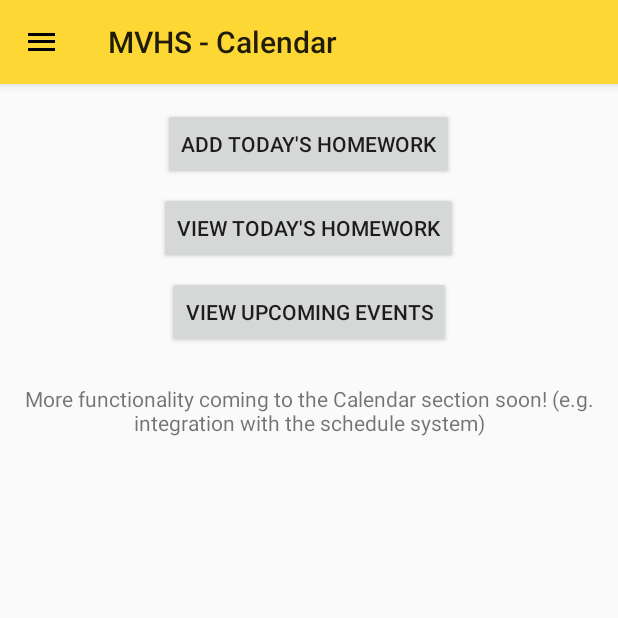
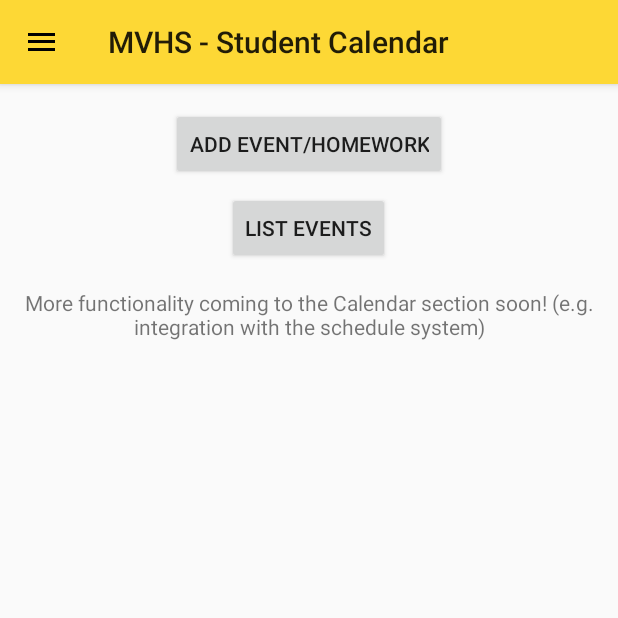
Before and after one commit to mvhs-apps/mvhs-app, an Android app: the StudentCalendarActivity screen opened directly, with no data from a screen before it, on a phone screen of 412 x 824 dp, the top half of it. Run offline under Robolectric (Android 15) with nearby library versions, the phone set to English and light mode, and no system bars.

Commit message:
Crashlytics, fix crashes, rename some buttons, hide student calendar for guest mode

```diff
--- a/app/src/main/AndroidManifest.xml
+++ b/app/src/main/AndroidManifest.xml
@@ -48,7 +48,7 @@
         </activity>
 
         <activity
-            android:name=".ui.CalendarActivity"
+            android:name=".ui.StudentCalendarActivity"
             android:launchMode="singleTop">
 
         </activity>
--- a/app/src/main/java/com/mvhsapp/app/ui/DrawerActivity.java
+++ b/app/src/main/java/com/mvhsapp/app/ui/DrawerActivity.java
@@ -259,7 +259,8 @@ public abstract class DrawerActivity extends AppCompatActivity {
     protected void onResume() {
         super.onResume();
 
-        if (PrefUtils.isGuest(this) && getSelfNavDrawerItem() == NAVDRAWER_ITEM_AERIES) {
+        //TODO: Array of guest mode hidden items
+        if (PrefUtils.isGuest(this) && (getSelfNavDrawerItem() == NAVDRAWER_ITEM_AERIES || getSelfNavDrawerItem() == NAVDRAWER_ITEM_CALENDAR)) {
             goToNavDrawerItem(NAVDRAWER_ITEM_MAP);
         }
 
@@ -267,7 +268,7 @@ public abstract class DrawerActivity extends AppCompatActivity {
             View item = mDrawerListLinearLayout.getChildAt(i);
             int itemId = (int) item.getTag();
 
-            if (PrefUtils.isGuest(this) && itemId == NAVDRAWER_ITEM_AERIES) {
+            if (PrefUtils.isGuest(this) && (itemId == NAVDRAWER_ITEM_AERIES || itemId == NAVDRAWER_ITEM_CALENDAR)) {
                 item.setVisibility(View.GONE);
             } else {
                 item.setVisibility(View.VISIBLE);
@@ -344,7 +345,7 @@ public abstract class DrawerActivity extends AppCompatActivity {
                 startActivity(i);
                 break;
             case NAVDRAWER_ITEM_CALENDAR:
-                i = new Intent(this, CalendarActivity.class);
+                i = new Intent(this, StudentCalendarActivity.class);
                 break;
             case NAVDRAWER_ITEM_SETTINGS:
                 i = new Intent(this, SettingsActivity.class);
--- a/app/src/main/res/layout/activity_calendar.xml
+++ b/app/src/main/res/layout/activity_calendar.xml
@@ -34,7 +34,7 @@
             android:layout_below="@id/toolbar_actionbar"
             android:layout_centerHorizontal="true"
             android:layout_marginTop="16dp"
-            android:text="Add Today's Homework" />
+            android:text="Add Event/Homework" />
 
         <Button
             android:id="@+id/activity_calendar_view"
@@ -43,21 +43,12 @@
             android:layout_below="@id/activity_calendar_add"
             android:layout_centerHorizontal="true"
             android:layout_marginTop="8dp"
-            android:text="View Today's Homework" />
-
-        <Button
-            android:id="@+id/activity_calendar_upcoming"
-            android:layout_width="wrap_content"
-            android:layout_height="wrap_content"
-            android:layout_below="@id/activity_calendar_view"
-            android:layout_centerHorizontal="true"
-            android:layout_margin="8dp"
-            android:text="View Upcoming Events" />
+            android:text="List Events" />
 
         <TextView
             android:layout_width="wrap_content"
             android:layout_height="wrap_content"
-            android:layout_below="@id/activity_calendar_upcoming"
+            android:layout_below="@id/activity_calendar_view"
             android:layout_centerHorizontal="true"
             android:gravity="center"
             android:padding="16dp"
--- a/app/src/main/res/values/strings.xml
+++ b/app/src/main/res/values/strings.xml
@@ -5,7 +5,7 @@
     <string name="mvhs_site">MVHS Website</string>
     <string name="aeries">Aeries SIS</string>
     <string name="map">School Map</string>
-    <string name="calendar">Calendar</string>
+    <string name="calendar">Student Calendar</string>
     <string name="settings">Settings</string>
     <string name="about">About</string>
 
```
Also changed, not shown: app/build.gradle (+16 -2 lines), app/src/main/java/com/mvhsapp/app/ui/AeriesActivity.java (+7 -0 lines), app/src/main/java/com/mvhsapp/app/ui/AeriesFragment.java (+8 -0 lines), app/src/main/java/com/mvhsapp/app/ui/StudentCalendarActivity.java (renamed from app/src/main/java/com/mvhsapp/app/ui/CalendarActivity.java, +3 -20 lines), 1 other file.
